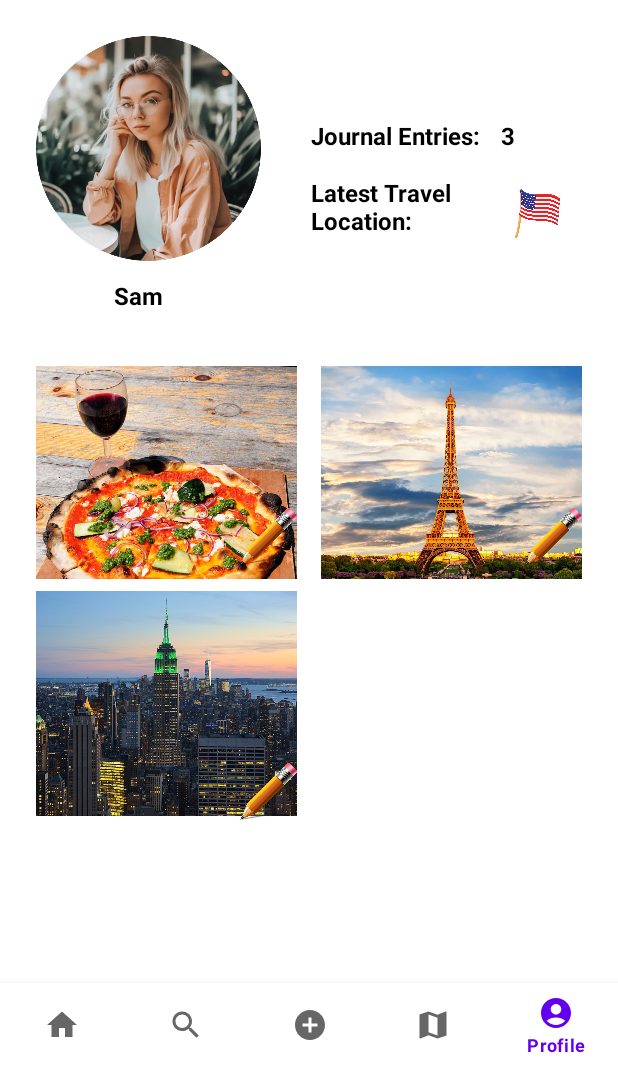
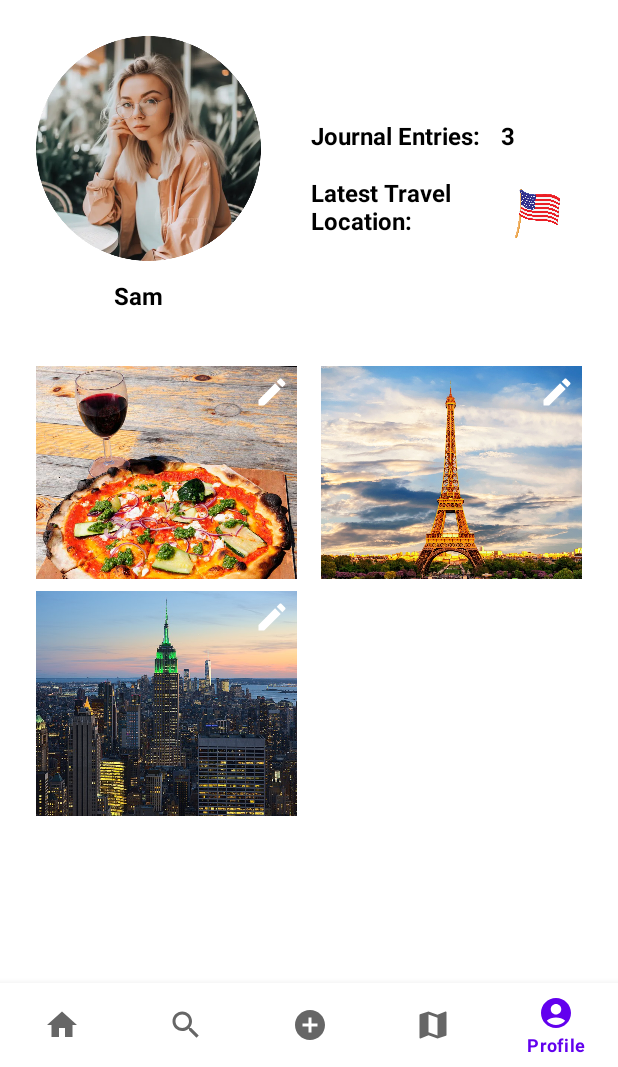
Before and after one commit to wutonytt/TravelTales, an Android app: the screen it shows after launch (MainActivity), on a phone screen of 412 x 824 dp, the part 169-1236 px from its top. Run offline under Robolectric (Android 15) with nearby library versions, the phone set to English and light mode, and no system bars.

Commit message:
style: Change edit icon

```diff
--- a/app/src/main/java/edu/illinois/cs465/traveltales/ui/profile/ProfileFragment.java
+++ b/app/src/main/java/edu/illinois/cs465/traveltales/ui/profile/ProfileFragment.java
@@ -56,7 +56,7 @@ public class ProfileFragment extends Fragment {
             addImageView = root.findViewById(R.id.picture4);
             addImageView.setImageURI(coverPhotouri);
             addPencil = root.findViewById(R.id.pencilIcon4);
-            addPencil.setImageResource(R.drawable.pencil);
+            addPencil.setImageResource(R.drawable.ic_edit_white_24dp);
             journal_count = ((Global) this.getActivity().getApplication()).journal_count;
             journalCount.setText(String.valueOf(journal_count));
         }
--- /dev/null
+++ b/app/src/main/res/drawable/ic_edit_white_24dp.xml
@@ -0,0 +1,10 @@
+<vector xmlns:android="http://schemas.android.com/apk/res/android"
+    android:width="24dp"
+    android:height="24dp"
+    android:viewportWidth="24"
+    android:viewportHeight="24"
+    android:tint="?attr/colorControlNormal">
+  <path
+      android:fillColor="@android:color/white"
+      android:pathData="M3,17.25V21h3.75L17.81,9.94l-3.75,-3.75L3,17.25zM20.71,7.04c0.39,-0.39 0.39,-1.02 0,-1.41l-2.34,-2.34c-0.39,-0.39 -1.02,-0.39 -1.41,0l-1.83,1.83 3.75,3.75 1.83,-1.83z"/>
+</vector>
--- a/app/src/main/res/layout/confirm_post.xml
+++ b/app/src/main/res/layout/confirm_post.xml
@@ -27,7 +27,8 @@
                 android:layout_gravity="top|end"
                 android:layout_marginTop="10dp"
                 android:layout_marginEnd="10dp"
-                android:src="@drawable/ic_photo_library_white_24dp" />
+                android:src="@drawable/ic_photo_library_white_24dp"
+                app:tint="@color/white" />
         </androidx.cardview.widget.CardView>
 
         <LinearLayout
--- a/app/src/main/res/layout/fragment_profile.xml
+++ b/app/src/main/res/layout/fragment_profile.xml
@@ -150,14 +150,16 @@
                 android:layout_margin="8dp"
                 android:scaleType="centerCrop"/>
 
-            <ImageView
+            <ImageButton
                 android:id="@+id/pencilIcon1"
-                android:layout_width="40dp"
-                android:layout_height="40dp"
-                android:layout_gravity="bottom|end"
-                android:layout_marginBottom="8dp"
-                android:layout_marginEnd="8dp"
-                android:src="@drawable/pencil" />
+                android:layout_width="30dp"
+                android:layout_height="30dp"
+                android:layout_gravity="top|end"
+                android:layout_marginTop="10dp"
+                android:layout_marginEnd="10dp"
+                android:src="@drawable/ic_edit_white_24dp"
+                app:tint="@color/white"
+                android:background="@null" />
         </FrameLayout>
 
         <FrameLayout
@@ -176,14 +178,16 @@
                 android:layout_margin="8dp"
                 android:scaleType="centerCrop"/>
 
-            <ImageView
+            <ImageButton
                 android:id="@+id/pencilIcon2"
-                android:layout_width="40dp"
-                android:layout_height="40dp"
-                android:layout_gravity="bottom|end"
-                android:layout_marginBottom="8dp"
-                android:layout_marginEnd="8dp"
-                android:src="@drawable/pencil" />
+                android:layout_width="30dp"
+                android:layout_height="30dp"
+                android:layout_gravity="top|end"
+                android:layout_marginTop="10dp"
+                android:layout_marginEnd="10dp"
+                android:src="@drawable/ic_edit_white_24dp"
+                app:tint="@color/white"
+                android:background="@null" />
         </FrameLayout>
 
         <FrameLayout
@@ -206,14 +210,16 @@
                 android:scaleType="centerCrop"
                 android:src="@drawable/newyork" />
 
-            <ImageView
+            <ImageButton
                 android:id="@+id/pencilIcon3"
-                android:layout_width="40dp"
-                android:layout_height="40dp"
-                android:layout_gravity="bottom|end"
-                android:layout_marginBottom="8dp"
-                android:layout_marginEnd="8dp"
-                android:src="@drawable/pencil" />
+                android:layout_width="30dp"
+                android:layout_height="30dp"
+                android:layout_gravity="top|end"
+                android:layout_marginTop="10dp"
+                android:layout_marginEnd="10dp"
+                android:src="@drawable/ic_edit_white_24dp"
+                app:tint="@color/white"
+                android:background="@null" />
         </FrameLayout>
 
         <FrameLayout
@@ -231,13 +237,15 @@
                 android:layout_margin="8dp"
                 android:scaleType="centerCrop"/>
 
-            <ImageView
+            <ImageButton
                 android:id="@+id/pencilIcon4"
-                android:layout_width="40dp"
-                android:layout_height="40dp"
-                android:layout_gravity="bottom|end"
-                android:layout_marginBottom="8dp"
-                android:layout_marginEnd="8dp"/>
+                android:layout_width="30dp"
+                android:layout_height="30dp"
+                android:layout_gravity="top|end"
+                android:layout_marginTop="10dp"
+                android:layout_marginEnd="10dp"
+                app:tint="@color/white"
+                android:background="@null" />
 
             <ProgressBar
                 android:id="@+id/progressBar"
```
